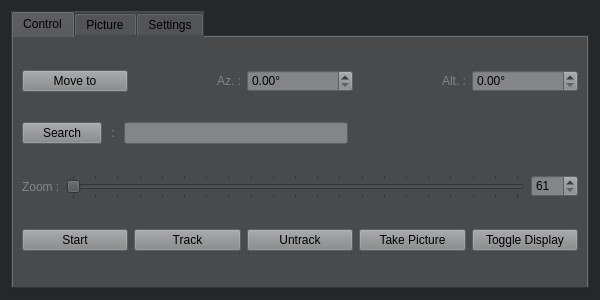
Before: the Qt Designer form src/gui/AutoscopeWindowForm.ui in thibaudledo/Autoscope-Stellarium-plugin, drawn with Qt 5.
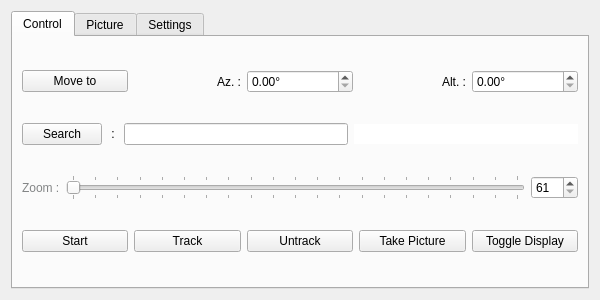
After: the same form once the commit is applied. The open tabs and pages were chosen to show the change.

Commit message:
Finish Dialog integration in Stellarium
Updating size and position of the dialog menu and picture display out of the class (in the autoscope class)

The edit to the form file:
```diff
--- a/src/gui/AutoscopeWindowForm.ui
+++ b/src/gui/AutoscopeWindowForm.ui
@@ -17,7 +17,7 @@
    <string>Form</string>
   </property>
   <property name="styleSheet">
-   <string notr="true">QWidget{background-color: #24282B;}</string>
+   <string notr="true"/>
   </property>
   <layout class="QVBoxLayout" name="verticalLayout_2">
    <item>
@@ -26,7 +26,7 @@
       <bool>true</bool>
      </property>
      <property name="styleSheet">
-      <string notr="true">QWidget{background-color: #494A4C;}</string>
+      <string notr="true"/>
      </property>
      <property name="tabPosition">
       <enum>QTabWidget::North</enum>
@@ -42,7 +42,7 @@
      </property>
      <widget class="QWidget" name="controlTab">
       <property name="styleSheet">
-       <string notr="true">QWidget{background-color: #494A4C;}</string>
+       <string notr="true"/>
       </property>
       <attribute name="title">
        <string>Control</string>
@@ -53,7 +53,7 @@
          <item row="0" column="4">
           <widget class="QDoubleSpinBox" name="altitudeEditor">
            <property name="styleSheet">
-            <string notr="true">QWidget{background-color: #838586;}</string>
+            <string notr="true"/>
            </property>
            <property name="suffix">
             <string>°</string>
@@ -69,7 +69,7 @@
          <item row="0" column="2">
           <widget class="QDoubleSpinBox" name="azimuthEditor">
            <property name="styleSheet">
-            <string notr="true">QWidget{background-color: #838586;}</string>
+            <string notr="true"/>
            </property>
            <property name="suffix">
             <string>°</string>
@@ -85,7 +85,7 @@
          <item row="0" column="1">
           <widget class="QLabel" name="azimuthLabel">
            <property name="styleSheet">
-            <string notr="true">QWidget{color: #838586;}</string>
+            <string notr="true"/>
            </property>
            <property name="text">
             <string>Az. :</string>
@@ -98,7 +98,7 @@
          <item row="0" column="3">
           <widget class="QLabel" name="altitudeLabel">
            <property name="styleSheet">
-            <string notr="true">QWidget{color: #838586;}</string>
+            <string notr="true"/>
            </property>
            <property name="text">
             <string>Alt. :</string>
@@ -111,7 +111,7 @@
          <item row="0" column="0">
           <widget class="QPushButton" name="moveToButton">
            <property name="styleSheet">
-            <string notr="true">QWidget{background-color: #838586;}</string>
+            <string notr="true"/>
            </property>
            <property name="text">
             <string>Move to</string>
@@ -125,7 +125,7 @@
          <item row="0" column="1">
           <widget class="QLabel" name="label_2">
            <property name="styleSheet">
-            <string notr="true">QWidget{color: #838586;}</string>
+            <string notr="true"/>
            </property>
            <property name="text">
             <string> : </string>
@@ -135,7 +135,7 @@
          <item row="0" column="0">
           <widget class="QPushButton" name="searchButton">
            <property name="styleSheet">
-            <string notr="true">QWidget{background-color: #838586;}</string>
+            <string notr="true"/>
            </property>
            <property name="text">
             <string>Search</string>
@@ -145,7 +145,7 @@
          <item row="0" column="2">
           <widget class="QLineEdit" name="searchEditor">
            <property name="styleSheet">
-            <string notr="true">QWidget{background-color: #838586;}</string>
+            <string notr="true"/>
            </property>
           </widget>
          </item>
@@ -206,7 +206,7 @@
            <item>
             <widget class="QSpinBox" name="zoomEditor">
              <property name="styleSheet">
-              <string notr="true">QWidget{background-color: #838586;}</string>
+              <string notr="true"/>
              </property>
              <property name="minimum">
               <number>61</number>
@@ -225,7 +225,7 @@
          <item row="0" column="0">
           <widget class="QPushButton" name="startButton">
            <property name="styleSheet">
-            <string notr="true">QWidget{background-color: #838586;}</string>
+            <string notr="true"/>
            </property>
            <property name="text">
             <string>Start</string>
@@ -235,7 +235,7 @@
          <item row="0" column="1">
           <widget class="QPushButton" name="trackButton">
            <property name="styleSheet">
-            <string notr="true">QWidget{background-color: #838586;}</string>
+            <string notr="true"/>
            </property>
            <property name="text">
             <string>Track</string>
@@ -245,7 +245,7 @@
          <item row="0" column="2">
           <widget class="QPushButton" name="untrackButton">
            <property name="styleSheet">
-            <string notr="true">QWidget{background-color: #838586;}</string>
+            <string notr="true"/>
            </property>
            <property name="text">
             <string>Untrack</string>
@@ -255,7 +255,7 @@
          <item row="0" column="4">
           <widget class="QPushButton" name="toggleDisplayButton">
            <property name="styleSheet">
-            <string notr="true">QWidget{background-color: #838586;}</string>
+            <string notr="true"/>
            </property>
            <property name="text">
             <string>Toggle Display</string>
@@ -265,7 +265,7 @@
          <item row="0" column="3">
           <widget class="QPushButton" name="takePictureButton">
            <property name="styleSheet">
-            <string notr="true">QWidget{background-color: #838586;}</string>
+            <string notr="true"/>
            </property>
            <property name="text">
             <string>Take Picture</string>
```
Left out of the diff: 34 changed lines with no effect on the pictures. The commit also changes 6 other files.
